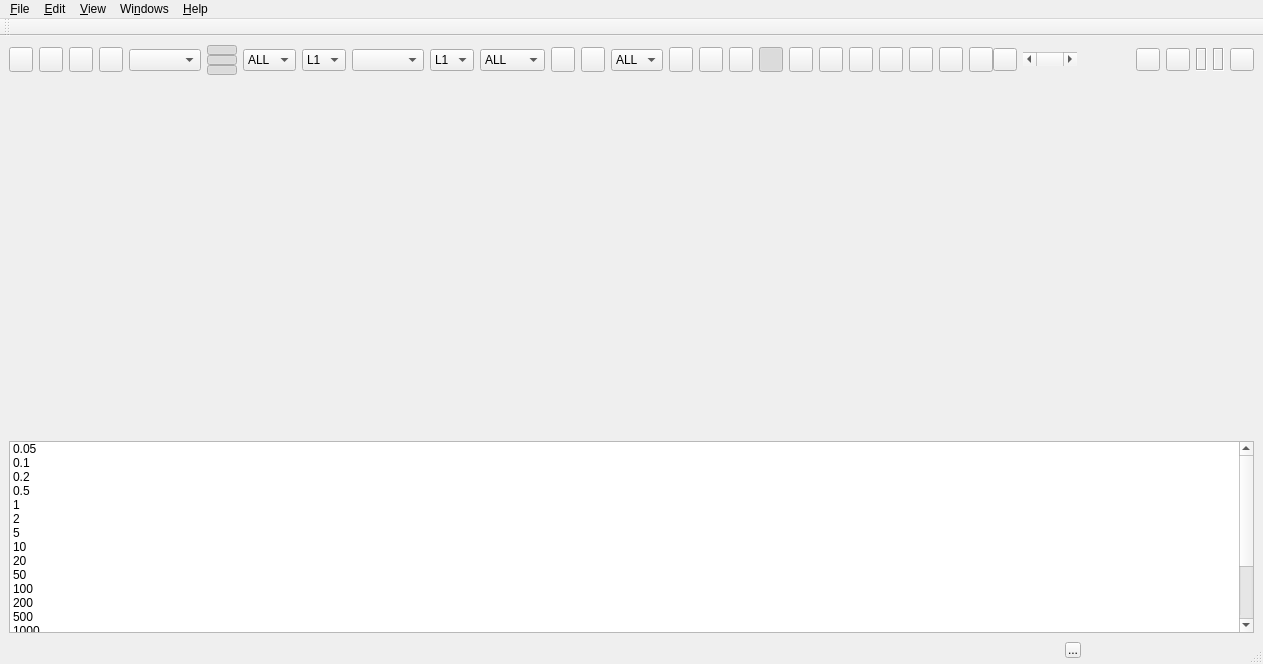
The window that app/rtkplot_qt/plotmain.ui (tomojitakasu/RTKLIB) describes before a commit, drawn with Qt 5.
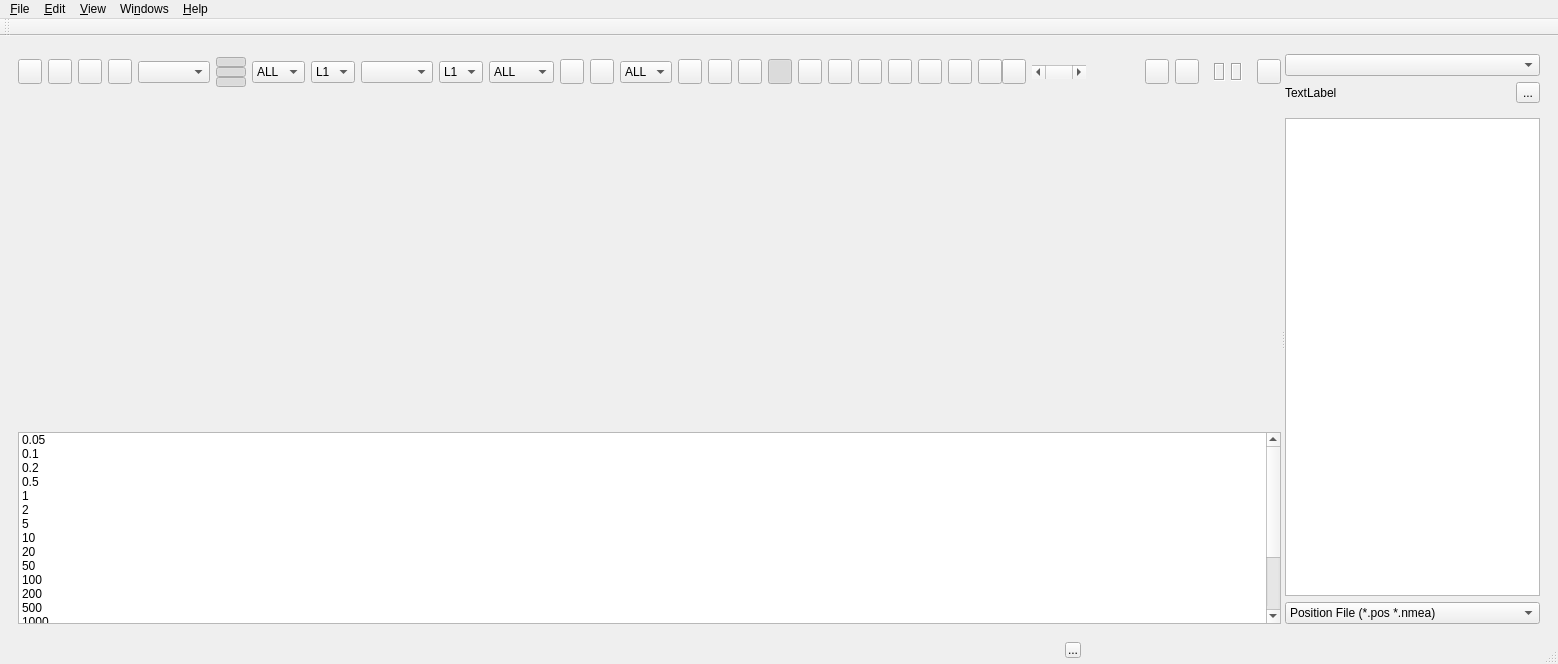
The same window after the commit. Icons and pictures are not drawn.

Patch:
```diff
--- a/app/rtkplot_qt/plotmain.ui
+++ b/app/rtkplot_qt/plotmain.ui
@@ -6,7 +6,7 @@
    <rect>
     <x>0</x>
     <y>0</y>
-    <width>1195</width>
+    <width>1558</width>
     <height>664</height>
    </rect>
   </property>
@@ -14,9 +14,16 @@
    <string>Plot</string>
   </property>
   <widget class="QWidget" name="centralwidget">
-   <layout class="QVBoxLayout" name="verticalLayout_2">
+   <layout class="QGridLayout" name="gridLayout">
+    <item row="0" column="0">
+     <widget class="QWidget" name="widget_2" native="true">
+      <layout class="QHBoxLayout" name="horizontalLayout_10">
     <item>
-     <widget class="QWidget" name="widget" native="true">
+        <widget class="QSplitter" name="BrowseSplitter">
+         <property name="orientation">
+          <enum>Qt::Horizontal</enum>
+         </property>
+         <widget class="QWidget" name="mainWidget" native="true">
       <property name="sizePolicy">
        <sizepolicy hsizetype="MinimumExpanding" vsizetype="MinimumExpanding">
         <horstretch>0</horstretch>
@@ -1114,6 +1121,9 @@
                   </property>
                  </widget>
                 </item>
+                    <item>
+                     <widget class="QWidget" name="StrStatus" native="true">
+                      <layout class="QHBoxLayout" name="horizontalLayout_5">
                 <item>
                  <widget class="QLabel" name="StrStatus1">
                   <property name="enabled">
@@ -1164,6 +1174,9 @@
                   </property>
                  </widget>
                 </item>
+                      </layout>
+                     </widget>
+                    </item>
                 <item>
                  <widget class="QToolButton" name="BtnOptions">
                   <property name="enabled">
@@ -1199,7 +1212,7 @@
        <item>
         <widget class="QLabel" name="Disp">
          <property name="sizePolicy">
-          <sizepolicy hsizetype="MinimumExpanding" vsizetype="MinimumExpanding">
+              <sizepolicy hsizetype="Ignored" vsizetype="Ignored">
            <horstretch>0</horstretch>
            <verstretch>0</verstretch>
           </sizepolicy>
@@ -1322,6 +1335,202 @@
        </item>
       </layout>
      </widget>
+         <widget class="QWidget" name="PanelBrowse" native="true">
+          <layout class="QVBoxLayout" name="verticalLayout1">
+           <item>
+            <widget class="QWidget" name="Panel13" native="true">
+             <property name="enabled">
+              <bool>true</bool>
+             </property>
+             <property name="sizePolicy">
+              <sizepolicy hsizetype="Preferred" vsizetype="Fixed">
+               <horstretch>0</horstretch>
+               <verstretch>0</verstretch>
+              </sizepolicy>
+             </property>
+             <property name="toolTip">
+              <string/>
+             </property>
+             <property name="layoutDirection">
+              <enum>Qt::LeftToRight</enum>
+             </property>
+             <property name="text" stdset="0">
+              <string/>
+             </property>
+             <layout class="QHBoxLayout" name="horizontalLayout_51">
+              <property name="spacing">
+               <number>0</number>
+              </property>
+              <property name="leftMargin">
+               <number>0</number>
+              </property>
+              <property name="topMargin">
+               <number>0</number>
+              </property>
+              <property name="rightMargin">
+               <number>0</number>
+              </property>
+              <property name="bottomMargin">
+               <number>0</number>
+              </property>
+              <item>
+               <widget class="QComboBox" name="DriveSel"/>
+              </item>
+             </layout>
+            </widget>
+           </item>
+           <item>
+            <widget class="QWidget" name="Panel2" native="true">
+             <property name="enabled">
+              <bool>true</bool>
+             </property>
+             <property name="sizePolicy">
+              <sizepolicy hsizetype="Preferred" vsizetype="Fixed">
+               <horstretch>0</horstretch>
+               <verstretch>0</verstretch>
+              </sizepolicy>
+             </property>
+             <property name="toolTip">
+              <string/>
+             </property>
+             <property name="layoutDirection">
+              <enum>Qt::LeftToRight</enum>
+             </property>
+             <property name="text" stdset="0">
+              <string/>
+             </property>
+             <layout class="QVBoxLayout" name="verticalLayout_21">
+              <property name="spacing">
+               <number>0</number>
+              </property>
+              <property name="leftMargin">
+               <number>0</number>
+              </property>
+              <property name="topMargin">
+               <number>0</number>
+              </property>
+              <property name="rightMargin">
+               <number>0</number>
+              </property>
+              <item>
+               <widget class="QWidget" name="Panel5" native="true">
+                <property name="enabled">
+                 <bool>true</bool>
+                </property>
+                <property name="toolTip">
+                 <string/>
+                </property>
+                <property name="layoutDirection">
+                 <enum>Qt::LeftToRight</enum>
+                </property>
+                <property name="editable" stdset="0">
+                 <bool>true</bool>
+                </property>
+                <property name="text" stdset="0">
+                 <string/>
+                </property>
+                <layout class="QHBoxLayout" name="horizontalLayout1">
+                 <property name="spacing">
+                  <number>0</number>
+                 </property>
+                 <property name="leftMargin">
+                  <number>0</number>
+                 </property>
+                 <property name="topMargin">
+                  <number>0</number>
+                 </property>
+                 <property name="rightMargin">
+                  <number>0</number>
+                 </property>
+                 <property name="bottomMargin">
+                  <number>0</number>
+                 </property>
+                 <item>
+                  <widget class="QLabel" name="DirSelected">
+                   <property name="text">
+                    <string>TextLabel</string>
+                   </property>
+                  </widget>
+                 </item>
+                 <item>
+                  <widget class="QToolButton" name="BtnDirSel">
+                   <property name="text">
+                    <string>...</string>
+                   </property>
+                  </widget>
+                 </item>
+                </layout>
+               </widget>
+              </item>
+             </layout>
+            </widget>
+           </item>
+           <item>
+            <widget class="QListView" name="FileList">
+             <property name="frameShape">
+              <enum>QFrame::StyledPanel</enum>
+             </property>
+            </widget>
+           </item>
+           <item>
+            <widget class="QWidget" name="Panel3" native="true">
+             <property name="enabled">
+              <bool>true</bool>
+             </property>
+             <property name="sizePolicy">
+              <sizepolicy hsizetype="Preferred" vsizetype="Fixed">
+               <horstretch>0</horstretch>
+               <verstretch>0</verstretch>
+              </sizepolicy>
+             </property>
+             <property name="toolTip">
+              <string/>
+             </property>
+             <property name="layoutDirection">
+              <enum>Qt::LeftToRight</enum>
+             </property>
+             <property name="text" stdset="0">
+              <string>Panel3</string>
+             </property>
+             <layout class="QHBoxLayout" name="horizontalLayout_21">
+              <property name="spacing">
+               <number>0</number>
+              </property>
+              <property name="leftMargin">
+               <number>0</number>
+              </property>
+              <property name="topMargin">
+               <number>0</number>
+              </property>
+              <property name="rightMargin">
+               <number>0</number>
+              </property>
+              <property name="bottomMargin">
+               <number>0</number>
+              </property>
+              <item>
+               <widget class="QComboBox" name="Filter">
+                <item>
+                 <property name="text">
+                  <string>Position File (*.pos *.nmea)</string>
+                 </property>
+                </item>
+                <item>
+                 <property name="text">
+                  <string>All (*.*)</string>
+                 </property>
+                </item>
+               </widget>
+              </item>
+             </layout>
+            </widget>
+           </item>
+          </layout>
+         </widget>
+        </widget>
+       </item>
+      </layout>
+     </widget>
     </item>
    </layout>
   </widget>
@@ -1330,8 +1539,8 @@
     <rect>
      <x>0</x>
      <y>0</y>
-     <width>1195</width>
-     <height>21</height>
+     <width>1558</width>
+     <height>27</height>
     </rect>
    </property>
    <widget class="QMenu" name="MenuFile">
```
Left out of the diff: 101 changed lines with no effect on the pictures. Lines whose indentation alone changed are shown as unchanged.
